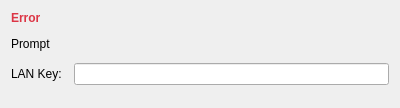
The window that hsync_desktop/ui/p2p_key_dialog.ui (albertsdk/hsync-desktop) describes before a commit, drawn with Qt 5.
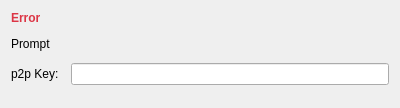
The same window after the commit.

The edit to the form file:
```diff
--- a/hsync_desktop/ui/p2p_key_dialog.ui
+++ b/hsync_desktop/ui/p2p_key_dialog.ui
@@ -33,7 +33,7 @@
     <layout class="QFormLayout" name="formLayout">
      <item row="0" column="0">
       <widget class="QLabel" name="lblKeyLabel">
-       <property name="text"><string>LAN Key:</string></property>
+       <property name="text"><string>p2p Key:</string></property>
       </widget>
      </item>
      <item row="0" column="1">
```
Left out of the diff: 6 changed lines with no effect on the pictures.
